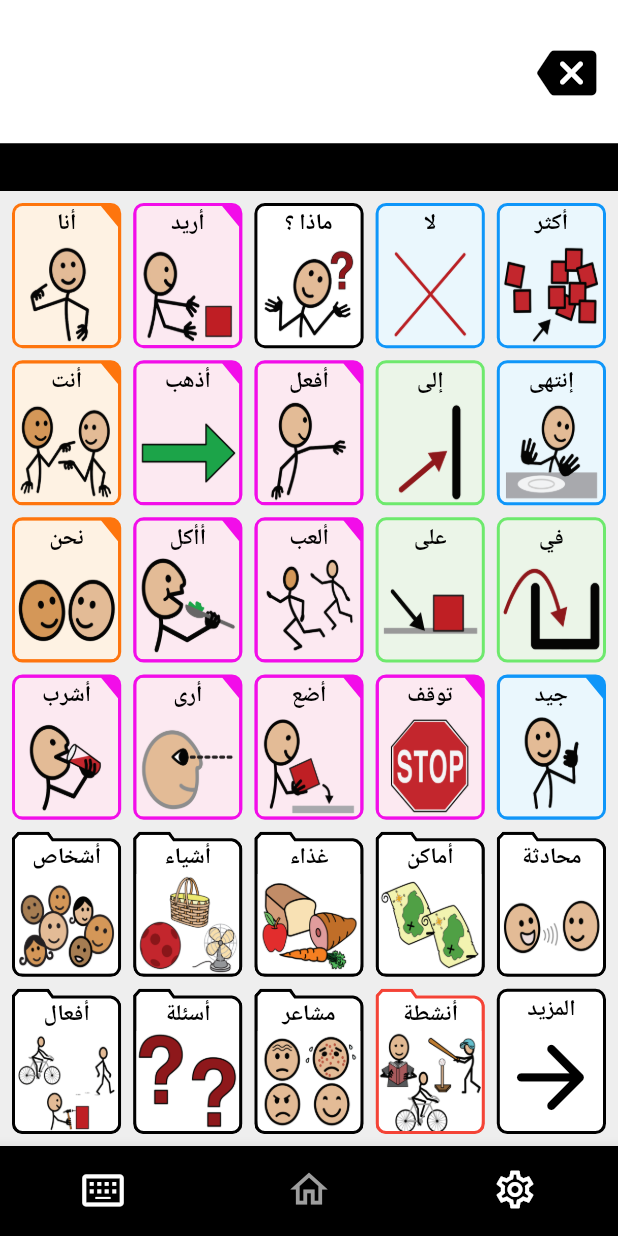
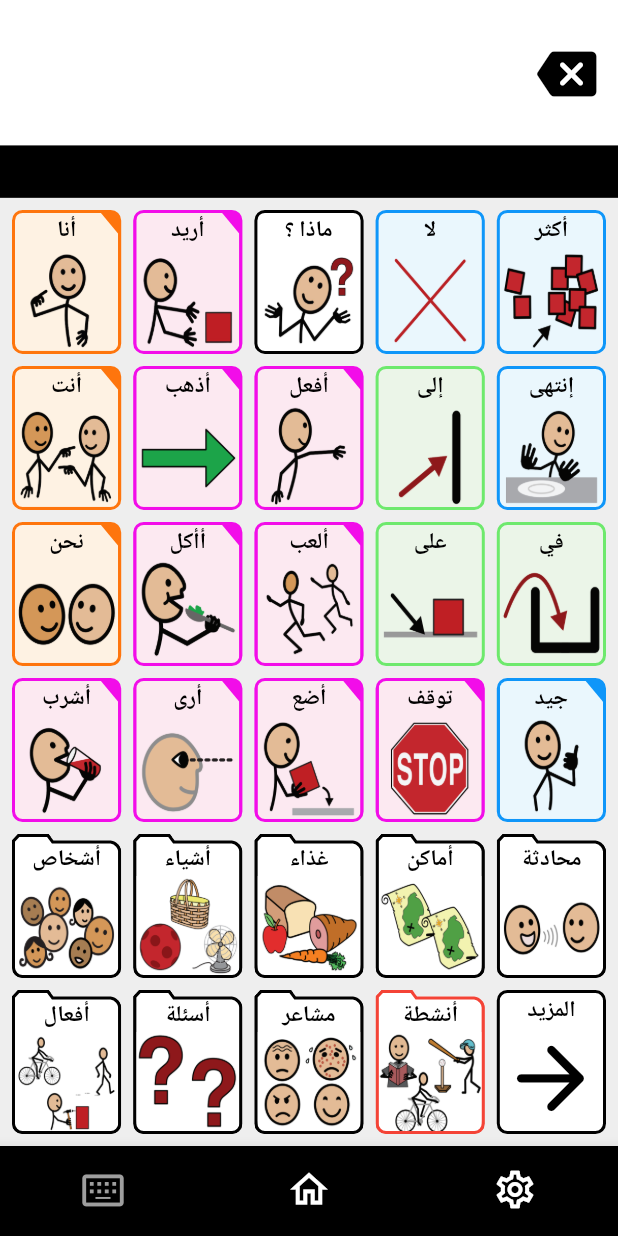
Before and after one commit to mortadha1144/speech_assistance_app, a Flutter app: the screen it shows after launch, swiped to page 2, on a phone screen of 412 x 824 dp. Run offline on Flutter 3.47's test engine with Material 2 defaults, Android fonts, the phone set to English and light mode, and no system bars; our stand-ins replace flutter_tts.

Commit message:
work on second page

```diff
--- a/lib/modules/home/home_screen.dart
+++ b/lib/modules/home/home_screen.dart
@@ -14,13 +14,11 @@ class HomeScreen extends StatefulWidget {
 }
 
 class _HomeScreenState extends State<HomeScreen> with TickerProviderStateMixin {
-
-
   late final AnimationController _controller = AnimationController(
       duration: const Duration(milliseconds: 200), vsync: this);
 
-  late final Animation<double> _scaleAnimation = Tween<double>(
-          begin: 1.0, end: 0.8)
+  late final Animation<double> _scaleAnimation =
+      Tween<double>(begin: 1.0, end: 0.8)
           .animate(CurvedAnimation(parent: _controller, curve: Curves.easeIn));
 
   late final AnimationController _fadeController = AnimationController(
@@ -33,8 +31,6 @@ class _HomeScreenState extends State<HomeScreen> with TickerProviderStateMixin {
     parent: _controller,
     curve: Curves.easeIn,
   ));
-
-
 
   @override
   void dispose() {
@@ -50,10 +46,9 @@ class _HomeScreenState extends State<HomeScreen> with TickerProviderStateMixin {
     return SafeArea(
       child: Column(
         children: [
-          Expanded(
-            flex: 3,
-            child: Container(
+          Container(
             width: MediaQuery.of(context).size.width,
+            height: MediaQuery.of(context).size.height/8.5,
             color: Colors.white,
             child: Padding(
               padding: const EdgeInsets.only(top: 2),
@@ -71,14 +66,12 @@ class _HomeScreenState extends State<HomeScreen> with TickerProviderStateMixin {
                       child: FadeTransition(
                         opacity: _fadeAnimation,
                         child: AnimatedList(
-                            controller: context
-                                .watch<HomeProvider>()
-                                .scrollController,
+                          controller:
+                              context.watch<HomeProvider>().scrollController,
                           key: context.read<HomeProvider>().key,
                           scrollDirection: Axis.horizontal,
-                            initialItemCount: context
-                                .watch<HomeProvider>()
-                                .lengthOfCellsList,
+                          initialItemCount:
+                              context.watch<HomeProvider>().lengthOfCellsList,
                           itemBuilder: (context, index, animation) {
                             return ScaleTransition(
                               alignment: Alignment.centerRight,
@@ -123,16 +116,7 @@ class _HomeScreenState extends State<HomeScreen> with TickerProviderStateMixin {
               ),
             ),
           ),
-          ),
           Expanded(
-            child: Container(
-              height: 35,
-              width: MediaQuery.of(context).size.width,
-              color: Colors.black,
-            ),
-          ),
-           Expanded(
-            flex: 20,
             child: PageView(
               controller: context.watch<HomeProvider>().homePagesController,
               children: watchProvider.homePages,
--- a/lib/shared/providers/home_provider.dart
+++ b/lib/shared/providers/home_provider.dart
@@ -3,13 +3,12 @@ import 'package:flutter_tts/flutter_tts.dart';
 import 'package:speech_assistance_app/models/cell/cell.dart';
 import 'package:speech_assistance_app/modules/home/home_screen.dart';
 import 'package:speech_assistance_app/modules/home/settings_screen.dart';
-import 'package:speech_assistance_app/modules/home/text_to_speech_screen.dart';
 import 'package:speech_assistance_app/shared/components/components.dart';
 
 class HomeProvider with ChangeNotifier {
-  int _currentIndex = 1;
+  int _currentIndex = 0;
   int _currentScreen = 0;
-  PageController _homePagesController = PageController(initialPage: 1);
+  PageController _homePagesController = PageController(initialPage: 0);
 
   int get currentIndex => _currentIndex;
 
```
Also changed, not shown: lib/modules/home/text_to_speech_screen.dart (deleted, +0 -12 lines), lib/shared/components/components.dart (+115 -3 lines). Lines whose indentation alone changed are shown as unchanged.
